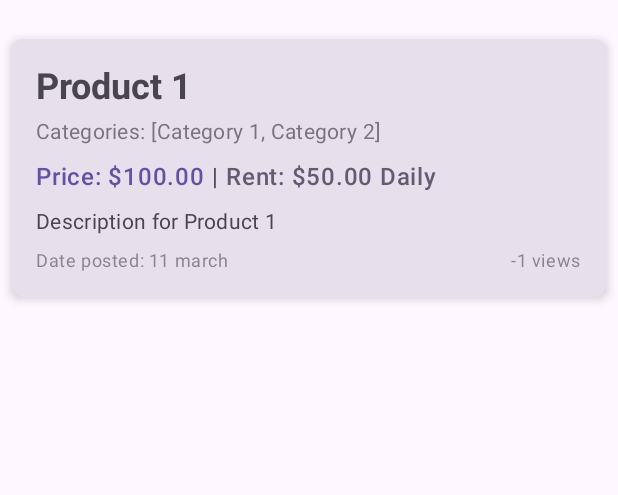
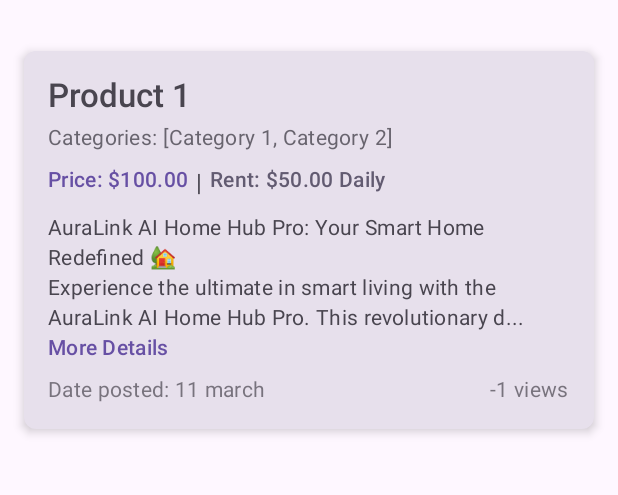
Before and after one commit to saeedus/Teebay, an Android app built with Jetpack Compose: the ProductsActivity screen opened directly, with no data from a screen before it, on a phone screen of 412 x 824 dp, the part 69-564 px from its top. Run offline under Robolectric (Android 15) with nearby library versions, the phone set to English and light mode, and no system bars.

Commit message:
Refactor ProductCard UI and implement expandable description

```diff
--- a/app/src/main/java/com/sazim/teebay/products/presentation/components/ProductCard.kt
+++ b/app/src/main/java/com/sazim/teebay/products/presentation/components/ProductCard.kt
@@ -5,6 +5,7 @@
 package com.sazim.teebay.products.presentation.components
 
 import androidx.compose.foundation.clickable
+import androidx.compose.foundation.interaction.MutableInteractionSource
 import androidx.compose.foundation.layout.Arrangement
 import androidx.compose.foundation.layout.Column
 import androidx.compose.foundation.layout.Row
@@ -18,11 +19,14 @@ import androidx.compose.material3.CardDefaults
 import androidx.compose.material3.MaterialTheme
 import androidx.compose.material3.Text
 import androidx.compose.runtime.Composable
+import androidx.compose.runtime.getValue
+import androidx.compose.runtime.mutableStateOf
+import androidx.compose.runtime.remember
+import androidx.compose.runtime.setValue
 import androidx.compose.ui.Modifier
 import androidx.compose.ui.text.SpanStyle
 import androidx.compose.ui.text.buildAnnotatedString
 import androidx.compose.ui.text.font.FontWeight
-import androidx.compose.ui.text.style.TextOverflow
 import androidx.compose.ui.text.withStyle
 import androidx.compose.ui.unit.dp
 import com.sazim.teebay.products.domain.model.Product
@@ -30,13 +34,12 @@ import com.sazim.teebay.products.domain.model.Product
 @Composable
 fun ProductCard(
     product: Product,
-    modifier: Modifier = Modifier,
-    onClickMoreDetails: (String) -> Unit
+    modifier: Modifier = Modifier
 ) {
     Card(
         modifier = modifier
             .fillMaxWidth()
-            .padding(8.dp),
+            .padding(16.dp),
         shape = RoundedCornerShape(8.dp),
         elevation = CardDefaults.cardElevation(defaultElevation = 4.dp),
         colors = CardDefaults.cardColors(containerColor = MaterialTheme.colorScheme.surfaceVariant)
@@ -47,7 +50,7 @@ fun ProductCard(
             // Product Name
             Text(
                 text = product.title,
-                style = MaterialTheme.typography.headlineSmall.copy(fontWeight = FontWeight.Bold),
+                style = MaterialTheme.typography.titleLarge.copy(fontWeight = FontWeight.Medium),
                 color = MaterialTheme.colorScheme.onSurfaceVariant
             )
 
@@ -57,7 +60,7 @@ fun ProductCard(
             Text(
                 text = "Categories: ${product.categories}",
                 style = MaterialTheme.typography.bodyMedium,
-                color = MaterialTheme.colorScheme.onSurfaceVariant.copy(alpha = 0.7f)
+                color = MaterialTheme.colorScheme.onSurfaceVariant.copy(alpha = 0.8f)
             )
 
             Spacer(modifier = Modifier.height(8.dp))
@@ -66,44 +69,53 @@ fun ProductCard(
             Row {
                 Text(
                     text = "Price: $${product.purchasePrice}",
-                    style = MaterialTheme.typography.bodyLarge.copy(fontWeight = FontWeight.SemiBold),
+                    style = MaterialTheme.typography.bodyMedium.copy(fontWeight = FontWeight.Medium),
                     color = MaterialTheme.colorScheme.primary
                 )
                 Text(text = " | ", style = MaterialTheme.typography.bodyLarge)
                 Text(
                     text = "Rent: $${product.rentPrice} ${product.rentOption}",
-                    style = MaterialTheme.typography.bodyLarge.copy(fontWeight = FontWeight.SemiBold),
+                    style = MaterialTheme.typography.bodyMedium.copy(fontWeight = FontWeight.Medium),
                     color = MaterialTheme.colorScheme.secondary
                 )
             }
 
             Spacer(modifier = Modifier.height(8.dp))
 
-            // Description with "More Details" link
-            val maxLines = 3 // Limit description to 3 lines
+            var isDescriptionExpanded by remember { mutableStateOf(false) }
             val descriptionText = product.description
-            val showMoreDetails = descriptionText.length > 100
+            val collapsedTextLength = 150
+            val showMoreDetailsButton = descriptionText.length > collapsedTextLength
 
             Text(
                 text = buildAnnotatedString {
+                    if (isDescriptionExpanded) {
                         append(descriptionText)
-                    if (showMoreDetails) {
+                    } else {
+                        if (showMoreDetailsButton) {
+                            append(descriptionText.take(collapsedTextLength))
                             append("... ")
                             withStyle(
                                 style = SpanStyle(
                                     color = MaterialTheme.colorScheme.primary,
-                                fontWeight = FontWeight.Bold
+                                    fontWeight = FontWeight.SemiBold
                                 )
                             ) {
                                 append("More Details")
+                            }
+                        } else {
+                            append(descriptionText)
                         }
                     }
                 },
                 style = MaterialTheme.typography.bodyMedium,
                 color = MaterialTheme.colorScheme.onSurfaceVariant,
-                maxLines = if (showMoreDetails) maxLines else Int.MAX_VALUE,
-                overflow = TextOverflow.Ellipsis,
-                modifier = if (showMoreDetails) Modifier.clickable { onClickMoreDetails(product.id.toString()) } else Modifier
+                modifier = if (showMoreDetailsButton) Modifier.clickable(
+                    indication = null,
+                    interactionSource = remember { MutableInteractionSource() }
+                ) {
+                    isDescriptionExpanded = !isDescriptionExpanded
+                } else Modifier
             )
 
             Spacer(modifier = Modifier.height(8.dp))
@@ -115,13 +127,13 @@ fun ProductCard(
             ) {
                 Text(
                     text = "Date posted: ${product.datePosted}",
-                    style = MaterialTheme.typography.bodySmall,
-                    color = MaterialTheme.colorScheme.onSurfaceVariant.copy(alpha = 0.6f)
+                    style = MaterialTheme.typography.bodyMedium,
+                    color = MaterialTheme.colorScheme.onSurfaceVariant.copy(alpha = 0.7f)
                 )
                 Text(
                     text = "-1 views",
-                    style = MaterialTheme.typography.bodySmall,
-                    color = MaterialTheme.colorScheme.onSurfaceVariant.copy(alpha = 0.6f)
+                    style = MaterialTheme.typography.bodyMedium,
+                    color = MaterialTheme.colorScheme.onSurfaceVariant.copy(alpha = 0.7f)
                 )
             }
         }
--- a/app/src/main/java/com/sazim/teebay/products/presentation/screens/MyProductsScreen.kt
+++ b/app/src/main/java/com/sazim/teebay/products/presentation/screens/MyProductsScreen.kt
@@ -25,7 +25,8 @@ fun MyProductsScreen(
                 id = 1,
                 seller = 1,
                 title = "Product 1",
-                description = "Description for Product 1",
+                description = "AuraLink AI Home Hub Pro: Your Smart Home Redefined \uD83C\uDFE1\n" +
+                        "Experience the ultimate in smart living with the AuraLink AI Home Hub Pro. This revolutionary device seamlessly integrates all your smart home tech, from lights and thermostats to security cameras, into one intuitive system. Boasting cutting-edge AI, it learns your habits for effortless voice and touch control. Enjoy crystal-clear audio and enhance your home security with local processing for ultimate privacy. Its elegant design fits any décor, and setup is incredibly simple. This unit is in pristine condition, ready to transform your home into an intelligent sanctuary.",
                 categories = listOf("Category 1", "Category 2"),
                 productImage = "https://example.com/product1.jpg",
                 purchasePrice = "100.00",
@@ -33,6 +34,6 @@ fun MyProductsScreen(
                 rentOption = "Daily",
                 datePosted = "11 march"
             )
-        ) { }
+        )
     }
 }
```
Lines whose indentation alone changed are shown as unchanged.
